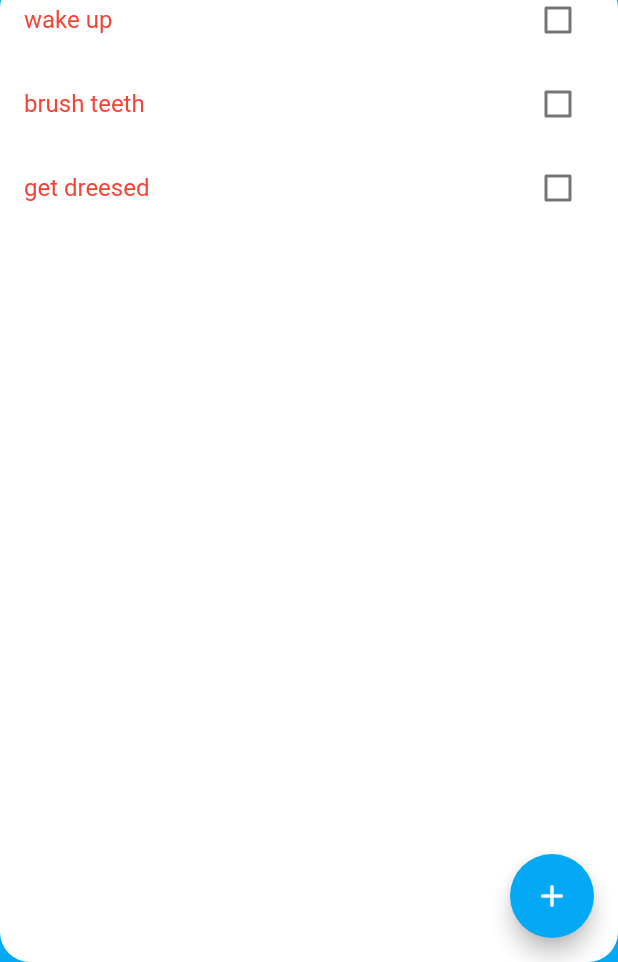
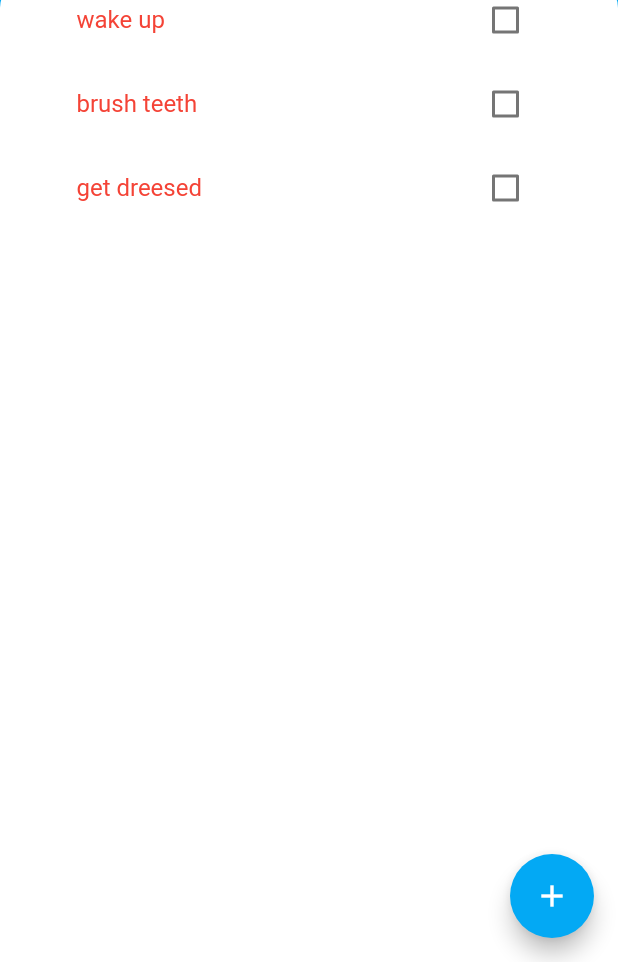
Before and after one commit to hebamsamy/To-Do-List-Flutter-App, a Flutter app: the screen it shows after launch, on a phone screen of 412 x 824 dp, the part 274-1236 px from its top. Run offline on Flutter 3.47's test engine with Material 2 defaults, Android fonts, the phone set to English and light mode, and no system bars.

```diff
--- a/lib/componants/listCard.dart
+++ b/lib/componants/listCard.dart
@@ -1,10 +1,10 @@
 import 'package:flutter/material.dart';
+import 'package:provider/provider.dart';
 import 'package:tasks_app/taskModel.dart';
+import 'package:tasks_app/toDoList.dart';
 import 'taskCard.dart';
 
 class ListCard extends StatefulWidget {
-  ToDoList data;
-  ListCard({required this.data});
   @override
   State<ListCard> createState() => _ListCardState();
 }
@@ -12,19 +12,28 @@ class ListCard extends StatefulWidget {
 class _ListCardState extends State<ListCard> {
   @override
   Widget build(BuildContext context) {
-    return Container(
+    return Consumer<ToDoList>(
+      builder: (context, value, child) => Container(
+        padding: EdgeInsets.symmetric(horizontal: 35),
+        height: 300,
         decoration: BoxDecoration(
-            color: Colors.white, borderRadius: BorderRadius.circular(20)),
+          color: Colors.white,
+          borderRadius: BorderRadius.only(
+              topLeft: Radius.circular(20), topRight: Radius.circular(20)),
+        ),
         child: ListView.builder(
-            itemCount: widget.data.count,
-            itemBuilder: (context, ind) => TaskCard(
-                  task: widget.data.list[ind],
-                  handleChange: (bool? val) {
-                    print("tooggle");
-                    setState(() {
-                      widget.data.list[ind].toggle();
-                    });
-                  },
-                )));
+          itemCount: value.count,
+          itemBuilder: (context, ind) => TaskCard(
+            task: value.list[ind],
+            handleChange: (bool? val) {
+              value.toggleTask(value.list[ind]);
+            },
+            handleLongPress: () {
+              value.deleteFromList(value.list[ind]);
+            },
+          ),
+        ),
+      ),
+    );
   }
 }
--- a/lib/componants/taskCard.dart
+++ b/lib/componants/taskCard.dart
@@ -4,13 +4,18 @@ import 'package:tasks_app/taskModel.dart';
 class TaskCard extends StatelessWidget {
   Task task;
   void Function(bool?) handleChange;
-  TaskCard({required this.task, required this.handleChange});
+  VoidCallback handleLongPress;
+  TaskCard(
+      {required this.task,
+      required this.handleChange,
+      required this.handleLongPress});
   //(){} void call back
   //(val){}
 
   @override
   Widget build(BuildContext context) {
     return ListTile(
+      onLongPress: handleLongPress,
       title: Text(
         task.text,
         style: TextStyle(color: task.isDone ? Colors.green : Colors.red),
--- a/lib/main.dart
+++ b/lib/main.dart
@@ -1,4 +1,6 @@
 import 'package:flutter/material.dart';
+import 'package:provider/provider.dart';
+import 'package:tasks_app/toDoList.dart';
 import 'package:tasks_app/toDoScreen.dart';
 
 void main() {
@@ -8,12 +10,15 @@ void main() {
 class MyApp extends StatelessWidget {
   @override
   Widget build(BuildContext context) {
-    return MaterialApp(
-      theme: ThemeData(
-        primarySwatch: Colors.blue,
+    return ChangeNotifierProvider(
+      create: (context) => ToDoList(),
+      child: MaterialApp(
+        theme: ThemeData(
+          primarySwatch: Colors.blue,
+        ),
+        home: ToDoScreen(),
+        debugShowCheckedModeBanner: false,
       ),
-      home: ToDoScreen(),
-      debugShowCheckedModeBanner: false,
     );
   }
 }
--- a/lib/taskModel.dart
+++ b/lib/taskModel.dart
@@ -1,5 +1,3 @@
-import 'package:flutter/cupertino.dart';
-
 class Task {
   String text;
   bool isDone = false;
@@ -8,22 +6,3 @@ class Task {
     this.isDone = !this.isDone;
   }
 }
-
-class ToDoList {
-  List<Task> _tasks = [
-    Task(text: "wake up "),
-    Task(text: "brush teeth"),
-    Task(text: "get dreesed")
-  ];
-  List<Task> get list {
-    return _tasks;
-  }
-
-  int get count {
-    return _tasks.length;
-  }
-
-  void AddToList(String val) {
-    _tasks.add(Task(text: val));
-  }
-}
--- /dev/null
+++ b/lib/toDoList.dart
@@ -0,0 +1,33 @@
+import 'package:flutter/cupertino.dart';
+
+import 'taskModel.dart';
+
+class ToDoList extends ChangeNotifier {
+  List<Task> _tasks = [
+    Task(text: "wake up "),
+    Task(text: "brush teeth"),
+    Task(text: "get dreesed")
+  ];
+  List<Task> get list {
+    return _tasks;
+  }
+
+  int get count {
+    return _tasks.length;
+  }
+
+  void AddToList(String val) {
+    _tasks.add(Task(text: val));
+    notifyListeners();
+  }
+
+  void toggleTask(Task task) {
+    task.toggle();
+    notifyListeners();
+  }
+
+  void deleteFromList(Task task) {
+    _tasks.remove(task);
+    notifyListeners();
+  }
+}
--- a/lib/toDoScreen.dart
+++ b/lib/toDoScreen.dart
@@ -1,7 +1,8 @@
 import 'package:flutter/material.dart';
 import 'package:tasks_app/componants/addCard.dart';
 import 'package:tasks_app/componants/listCard.dart';
-import 'taskModel.dart';
+import 'toDoList.dart';
+import 'package:provider/provider.dart';
 
 class ToDoScreen extends StatefulWidget {
   const ToDoScreen({Key? key}) : super(key: key);
@@ -11,7 +12,6 @@ class ToDoScreen extends StatefulWidget {
 }
 
 class _ToDoScreenState extends State<ToDoScreen> {
-  ToDoList data = ToDoList();
   @override
   Widget build(BuildContext context) {
     return Scaffold(
@@ -41,16 +41,14 @@ class _ToDoScreenState extends State<ToDoScreen> {
                       color: Colors.white),
                 ),
                 Text(
-                  "${data.count} tasks",
+                  "${Provider.of<ToDoList>(context).count} tasks",
                   style: TextStyle(fontSize: 18, color: Colors.white),
                 ),
               ],
             ),
           ),
           Expanded(
-            child: ListCard(
-              data: data,
-            ),
+            child: ListCard(),
           )
         ],
       ),
@@ -60,13 +58,7 @@ class _ToDoScreenState extends State<ToDoScreen> {
           showModalBottomSheet(
               context: context,
               builder: (BuildContext context) {
-                return AddTaskCard(handle: (String val) {
-                  setState(() {
-                    data.AddToList(val);
-                  });
-                  print("add");
-                  Navigator.pop(context);
-                });
+                return AddTaskCard();
               });
         },
         child: Icon(Icons.add),
--- a/pubspec.yaml
+++ b/pubspec.yaml
@@ -34,6 +34,7 @@ dependencies:
   # The following adds the Cupertino Icons font to your application.
   # Use with the CupertinoIcons class for iOS style icons.
   cupertino_icons: ^1.0.2
+  provider: ^6.0.2
 
 dev_dependencies:
   flutter_test:
```
Also changed, not shown: lib/componants/addCard.dart (+7 -4 lines), pubspec.lock.
